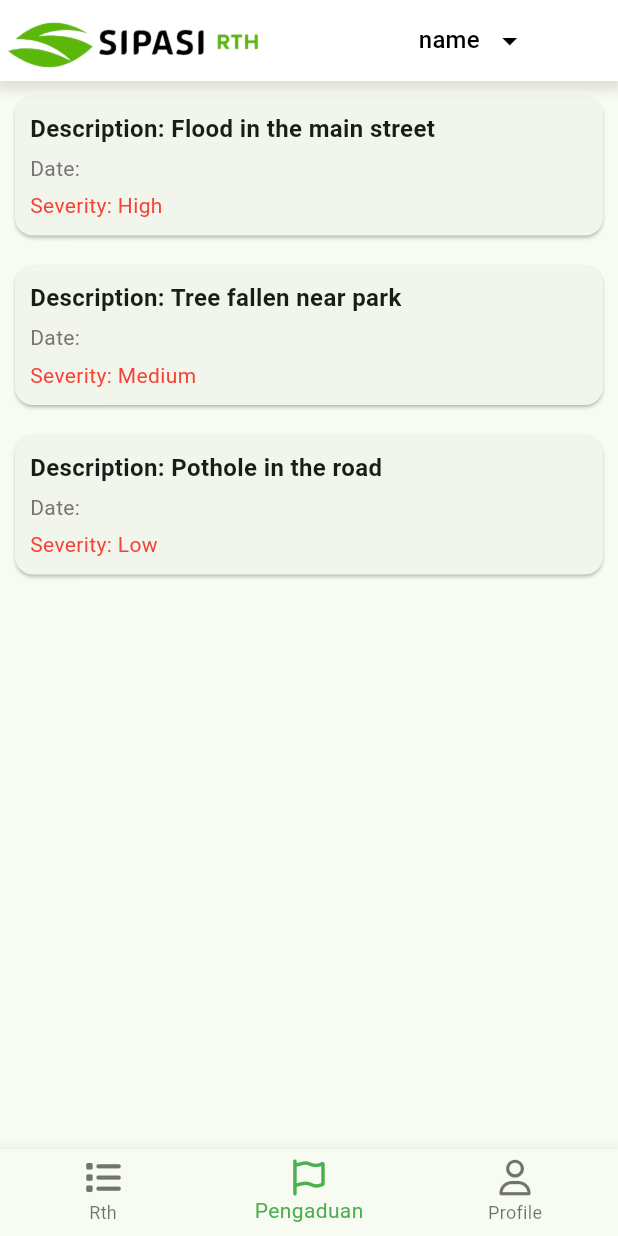
After one commit to devansurya/sipasi-rth-mobile, a Flutter app: the Index screen opened directly, item 2 of the bottom bar chosen, on a phone screen of 412 x 824 dp. The commit adds this screen. Run offline on Flutter 3.47's test engine with Material 3 defaults, Android fonts, the phone set to English and light mode, and no system bars; our stand-ins replace flutter_dotenv, fluttertoast, font_awesome_flutter, sqflite; accounts and stored records are empty; network calls fail.

Commit message:
dummy views, init appstate

```diff
--- /dev/null
+++ b/lib/admin/component/pengaduanitem.dart
@@ -0,0 +1,56 @@
+// lib/damage_report.dart
+import 'package:flutter/material.dart';
+
+class PengaduanItem {
+  final String description;
+  final DateTime date;
+  final String severity;
+
+  PengaduanItem({
+    required this.description,
+    required this.date,
+    required this.severity,
+  });
+}
+
+class PengaduanItemList extends StatelessWidget {
+  final List<PengaduanItem> reports;
+
+  PengaduanItemList({required this.reports});
+
+  @override
+  Widget build(BuildContext context) {
+    return Scaffold(
+      body: ListView.builder(
+        itemCount: reports.length,
+        itemBuilder: (context, index) {
+          return Card(
+            margin: EdgeInsets.all(10.0),
+            child: Padding(
+              padding: const EdgeInsets.all(10.0),
+              child: Column(
+                crossAxisAlignment: CrossAxisAlignment.start,
+                children: <Widget>[
+                  Text(
+                    'Description: ${reports[index].description}',
+                    style: TextStyle(fontSize: 16, fontWeight: FontWeight.bold),
+                  ),
+                  SizedBox(height: 5),
+                  Text(
+                    'Date: ${reports[index].date.toLocal()}'.split(' ')[0],
+                    style: TextStyle(fontSize: 14, color: Colors.grey[600]),
+                  ),
+                  SizedBox(height: 5),
+                  Text(
+                    'Severity: ${reports[index].severity}',
+                    style: TextStyle(fontSize: 14, color: Colors.red),
+                  ),
+                ],
+              ),
+            ),
+          );
+        },
+      ),
+    );
+  }
+}
--- /dev/null
+++ b/lib/admin/index.dart
@@ -0,0 +1,114 @@
+import 'package:flutter/material.dart';
+import 'package:font_awesome_flutter/font_awesome_flutter.dart';
+import 'package:sipasi_rth_mobile/admin/profile.dart';
+import 'package:sipasi_rth_mobile/admin/rth.dart';
+import 'package:sipasi_rth_mobile/admin/pengaduan.dart';
+import 'package:provider/provider.dart';
+
+import '../app_state.dart';
+
+//index of admin
+class Index extends StatefulWidget {
+  @override
+  _IndexView createState() => _IndexView();
+}
+
+class _IndexView extends State<Index> {
+  static final List<Widget> _widgetOptions = <Widget>[
+    Rth(),
+    Pengaduan(),
+    Profile()
+  ];
+  int _selectedIndex = 0;
+
+  void _onItemTapped(index) {
+    setState(() {
+      _selectedIndex = index;
+    });
+  }
+  @override
+  Widget build(BuildContext context) {
+    final appState = Provider.of<AppState>(context);
+    return PopScope(
+      canPop: false,
+      child: Scaffold(
+        appBar: PreferredSize(
+          preferredSize: const Size.fromHeight(1000),
+          child: Container(
+            decoration: BoxDecoration(
+              color: Colors.white,
+              boxShadow: [
+                BoxShadow(
+                  color: Colors.black.withOpacity(0.1),
+                  spreadRadius: 3,
+                  blurRadius: 5,
+                  offset: const Offset(0, 3),
+                ),
+              ],
+            ),
+            child: SafeArea(
+              child: Padding(
+                padding: const EdgeInsets.all(2.0),
+                child: Row(
+                  mainAxisAlignment: MainAxisAlignment.spaceBetween,
+                  children: [
+                    Image.asset('assets/icons/logo.png',height: 50),
+                    DropdownButtonHideUnderline(
+                      child: DropdownButton<String>(
+                        icon: const Row(
+                          children: [
+                            Text(
+                              'name',
+                              style: TextStyle(color: Colors.black), // Adjust text color if needed
+                            ),
+                            SizedBox(width: 8),
+                            Icon(Icons.arrow_drop_down, color: Colors.black), // Adjust icon color if needed
+                          ],
+                        ),
+                        items: const <DropdownMenuItem<String>>[
+                          DropdownMenuItem<String>(
+                            value: 'logout',
+                            child: Text('Logout'),
+                          ),
+                        ],
+                        onChanged: (String? value) {
+                          if (value == 'logout') {
+                            // Handle logout
+                            print('User logged out');
+                          }
+                        },
+                      ),
+                    ),
+                    const SizedBox(width: 8), // Add padding to the right side
+                  ],
+                ),
+              ),
+            ),
+          ),
+        ),
+        body: Center(
+          child: _widgetOptions.elementAt(_selectedIndex),
+        ),
+        bottomNavigationBar: BottomNavigationBar(
+          items: const <BottomNavigationBarItem>[
+            BottomNavigationBarItem(
+              icon: FaIcon(FontAwesomeIcons.list),
+              label: 'Rth',
+            ),
+            BottomNavigationBarItem(
+              icon: FaIcon(FontAwesomeIcons.flag),
+              label: 'Pengaduan',
+            ),
+            BottomNavigationBarItem(
+              icon: FaIcon(FontAwesomeIcons.user),
+              label: 'Profile',
+            ),
+          ],
+          currentIndex: _selectedIndex,
+          selectedItemColor: Colors.green,
+          onTap: _onItemTapped,
+        ),
+      ),);
+   ;
+  }
+}
--- /dev/null
+++ b/lib/admin/pengaduan.dart
@@ -0,0 +1,27 @@
+import 'package:flutter/material.dart';
+import 'package:sipasi_rth_mobile/admin/component/pengaduanitem.dart';
+
+class Pengaduan extends StatelessWidget {
+  @override
+  Widget build(BuildContext context) {
+    final List<PengaduanItem> reports = [
+      PengaduanItem(
+        description: 'Flood in the main street',
+        date: DateTime.now().subtract(Duration(days: 1)),
+        severity: 'High',
+      ),
+      PengaduanItem(
+        description: 'Tree fallen near park',
+        date: DateTime.now().subtract(Duration(days: 2)),
+        severity: 'Medium',
+      ),
+      PengaduanItem(
+        description: 'Pothole in the road',
+        date: DateTime.now().subtract(Duration(days: 3)),
+        severity: 'Low',
+      ),
+    ];
+
+    return PengaduanItemList(reports: reports);
+  }
+}
--- /dev/null
+++ b/lib/admin/rth.dart
@@ -0,0 +1,21 @@
+import 'package:flutter/material.dart';
+import 'component/RthCardList.dart';
+
+class Rth extends StatefulWidget {
+  const Rth({super.key});
+  @override
+  State<StatefulWidget> createState() => DashboardView();
+}
+
+class DashboardView extends State<Rth> {
+
+  @override
+  Widget build(BuildContext context) {
+    return Scaffold(
+      body: Padding(
+        padding: EdgeInsets.all(16.0),
+        child: GetCard(),
+      )
+    );
+  }
+}
--- /dev/null
+++ b/lib/app_state.dart
@@ -0,0 +1,12 @@
+import 'package:flutter/material.dart';
+
+class AppState extends ChangeNotifier {
+  String _title = 'Home';
+
+  String get title => _title;
+
+  void updateTitle(String newTitle) {
+    _title = newTitle;
+    notifyListeners();
+  }
+}
--- a/lib/login_page.dart
+++ b/lib/login_page.dart
@@ -2,7 +2,8 @@ import 'dart:convert';
 import 'dart:developer';
 
 import 'package:flutter/material.dart';
-import 'admin/dashboard.dart';
+import 'package:sipasi_rth_mobile/admin/index.dart';
+import 'admin/rth.dart';
 import 'package:fluttertoast/fluttertoast.dart';
 import 'api/data.dart';
 
@@ -57,7 +58,7 @@ class LoginLayout extends State<LoginView> {
       final response = await data.login(email: emailController.text, pass: passController.text);
       log(jsonEncode(response));
       if (response != null && response['code'] == 200) {
-        Navigator.push(context, MaterialPageRoute(builder: (context) => Dashboard()));
+        Navigator.push(context, MaterialPageRoute(builder: (context) => Index()));
       } else {
         Fluttertoast.showToast(
           msg: 'Login failed. Please check your credentials.',
--- a/lib/model/setting.dart
+++ b/lib/model/setting.dart
@@ -2,11 +2,13 @@ class Setting {
   final String code;
   final String desc;
   final String value;
+  final String createDate;
 
   const Setting({
     required this.code,
     required this.desc,
     required this.value,
+    required this.createDate,
   });
   String getCode() {
     return code;
@@ -17,6 +19,7 @@ class Setting {
       'code': code,
       'desc': desc,
       'value': value,
+      'createDate': createDate,
     };
   }
 
@@ -24,10 +27,11 @@ class Setting {
     code: map['code'],
     desc: map['desc'],
     value: map['value'],
+    createDate: map['createDate'],
   );
 
   @override
   String toString() {
-    return 'Setting{code: $code, desc: $desc, age: $value}';
+    return 'Setting{code: $code, desc: $desc, value: $value, createDate:$createDate}';
   }
 }
--- a/pubspec.yaml
+++ b/pubspec.yaml
@@ -42,6 +42,8 @@ dependencies:
   fluttertoast: ^8.2.5
   sqflite: ^2.3.3+1
   path: ^1.9.0
+  intl: ^0.19.0
+  provider: ^6.1.2
 
 
 dev_dependencies:
@@ -70,6 +72,7 @@ flutter:
     - assets/icons/icon.png
     - assets/icons/logo.png
     - assets/images/default-card.jpg
+    - assets/images/default-avatar.jpg
 
   # To add assets to your application, add an assets section, like this:
   # assets:
```
Also changed, not shown: lib/admin/component/ImageApi.dart (added, +56 -0 lines), lib/admin/component/RthCardList.dart (renamed from lib/admin/dashboard.dart, +1 -24 lines), lib/admin/profile.dart (added, +57 -0 lines), lib/api/data.dart (+36 -5 lines), lib/helper/database.dart (+33 -2 lines), lib/main.dart (+27 -9 lines), assets/images/default-avatar.jpg (added), pubspec.lock, 1 other file.
